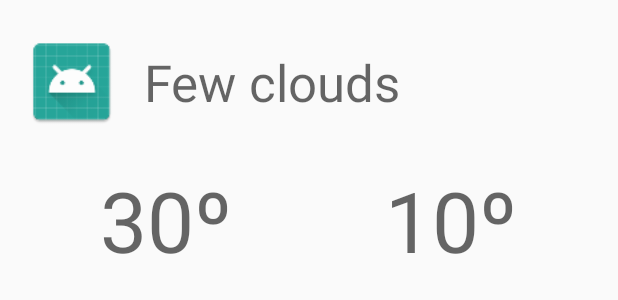
After one commit to lukikow/Forecast, an Android app: the layout activity_detail.xml on its own in the app's theme, with its tools: preview values and no code run, on a phone screen of 412 x 824 dp. The commit adds this screen. Shown: the top 300 px of the screen. Run offline under Robolectric (Android 15) with nearby library versions, the phone set to English and light mode, and no system bars.

Commit message:
new activity with detail day

```diff
--- a/app/src/main/java/im/kowalczyk/forecastweather/data/db/DbDataMapper.kt
+++ b/app/src/main/java/im/kowalczyk/forecastweather/data/db/DbDataMapper.kt
@@ -24,6 +24,6 @@ class DbDataMapper {
     }
 
     fun convertDayToDomain(dayForecast: DayForecast) = with(dayForecast) {
-        Forecast(date, description, high, low, iconUrl)
+        Forecast(_id, date, description, high, low, iconUrl)
     }
 }
--- a/app/src/main/java/im/kowalczyk/forecastweather/data/server/ForecastServer.kt
+++ b/app/src/main/java/im/kowalczyk/forecastweather/data/server/ForecastServer.kt
@@ -16,4 +16,6 @@ class ForecastServer(val dataMapper: ServerDataMapper =  ServerDataMapper(),
         forecastDb.saveForecast(converted)
         return forecastDb.requestForecastByZipCode(zipCode, date)
     }
+
+    override fun requestDayForecast(id: Long) = throw UnsupportedOperationException()
 }
--- a/app/src/main/java/im/kowalczyk/forecastweather/data/server/ServerDataMapper.kt
+++ b/app/src/main/java/im/kowalczyk/forecastweather/data/server/ServerDataMapper.kt
@@ -25,7 +25,7 @@ class ServerDataMapper {
     }
 
     private fun convertForecastItemToDomain(forecast: Forecast) = with(forecast) {
-        ModelForecast(dt, weather[0].description, temp.max.toInt(), temp.min.toInt(), generateIconUrl(weather[0].icon))
+        ModelForecast(-1, dt, weather[0].description, temp.max.toInt(), temp.min.toInt(), generateIconUrl(weather[0].icon))
     }
 
     private fun  generateIconUrl(icon: String): String = "http://openweathermap.org/img/w/$icon.png"
--- a/app/src/main/java/im/kowalczyk/forecastweather/domain/ForecastDataSource.kt
+++ b/app/src/main/java/im/kowalczyk/forecastweather/domain/ForecastDataSource.kt
@@ -6,4 +6,6 @@ package im.kowalczyk.forecastweather.domain
 
 interface ForecastDataSource{
     fun requestForecastByZipCode(zipCode: Long, date: Long): ForecastList?
+
+    fun requestDayForecast(id: Long): Forecast?
 }
--- a/app/src/main/java/im/kowalczyk/forecastweather/domain/Model.kt
+++ b/app/src/main/java/im/kowalczyk/forecastweather/domain/Model.kt
@@ -9,4 +9,4 @@ data class ForecastList(val id: Long, val city: String, val country: String, val
     fun size(): Int = dailyForecast.size
 }
 
-data class Forecast(val date: Long, val description: String, val high: Int, val low: Int, val iconUrl: String)
+data class Forecast(val id: Long, val date: Long, val description: String, val high: Int, val low: Int, val iconUrl: String)
--- a/app/src/main/java/im/kowalczyk/forecastweather/domain/commands/RequestForecastCommand.kt
+++ b/app/src/main/java/im/kowalczyk/forecastweather/domain/commands/RequestForecastCommand.kt
@@ -13,8 +13,5 @@ class RequestForecastCommand(val zipCode: Long, val forecastProvider: ForecastPr
     companion object {
         val DAYS = 7
     }
-    override fun execute(): ForecastList {
-        return forecastProvider.requestByZipCode(zipCode, DAYS)
-    }
-
+    override fun execute() = forecastProvider.requestByZipCode(zipCode, DAYS)
 }
--- a/app/src/main/java/im/kowalczyk/forecastweather/extension/DatabaseExtension.kt
+++ b/app/src/main/java/im/kowalczyk/forecastweather/extension/DatabaseExtension.kt
@@ -22,3 +22,5 @@ fun <T : Any> SelectQueryBuilder.parseOpt(parser : (Map<String, Any?>) -> T): T?
 fun SQLiteDatabase.clear(tablename: String) {
     execSQL("delete from $tablename")
 }
+
+fun SelectQueryBuilder.byId(id: Long) = whereSimple("_id = ?", id.toString())
--- /dev/null
+++ b/app/src/main/res/layout/activity_detail.xml
@@ -0,0 +1,63 @@
+<?xml version="1.0" encoding="utf-8"?>
+<LinearLayout
+    xmlns:android="http://schemas.android.com/apk/res/android"
+    xmlns:tools="http://schemas.android.com/tools"
+    android:layout_width="match_parent"
+    android:layout_height="match_parent"
+    android:orientation="vertical"
+    android:paddingBottom="@dimen/activity_vertical_margin"
+    android:paddingLeft="@dimen/activity_horizontal_margin"
+    android:paddingRight="@dimen/activity_horizontal_margin"
+    android:paddingTop="@dimen/activity_vertical_margin">
+
+    <LinearLayout
+        android:layout_width="match_parent"
+        android:layout_height="wrap_content"
+        android:gravity="center_vertical"
+        android:orientation="horizontal"
+        tools:ignore="UseCompoundDrawables">
+
+        <ImageView
+            android:id="@+id/icon"
+            android:layout_width="64dp"
+            android:layout_height="64dp"
+            tools:ignore="ContentDescription"
+            tools:src="@mipmap/ic_launcher"/>
+
+        <TextView
+            android:id="@+id/weatherDescription"
+            android:layout_width="wrap_content"
+            android:layout_height="wrap_content"
+            android:layout_margin="@dimen/spacing_xlarge"
+            android:textAppearance="@style/TextAppearance.AppCompat.Display1"
+            tools:text="Few clouds"/>
+
+    </LinearLayout>
+
+    <LinearLayout
+        android:layout_width="match_parent"
+        android:layout_height="wrap_content">
+
+        <TextView
+            android:id="@+id/maxTemperature"
+            android:layout_width="0dp"
+            android:layout_height="wrap_content"
+            android:layout_margin="@dimen/spacing_xlarge"
+            android:layout_weight="1"
+            android:gravity="center_horizontal"
+            android:textAppearance="@style/TextAppearance.AppCompat.Display3"
+            tools:text="30º"/>
+
+        <TextView
+            android:id="@+id/minTemperature"
+            android:layout_width="0dp"
+            android:layout_height="wrap_content"
+            android:layout_margin="@dimen/spacing_xlarge"
+            android:layout_weight="1"
+            android:gravity="center_horizontal"
+            android:textAppearance="@style/TextAppearance.AppCompat.Display3"
+            tools:text="10º"/>
+
+    </LinearLayout>
+
+</LinearLayout>
--- a/app/src/main/res/values/dimens.xml
+++ b/app/src/main/res/values/dimens.xml
@@ -1,4 +1,6 @@
 <?xml version="1.0" encoding="utf-8"?>
 <resources>
     <dimen name="spacing_xlarge">16dp</dimen>
+    <dimen name="activity_horizontal_margin">16dp</dimen>
+    <dimen name="activity_vertical_margin">16dp</dimen>
 </resources>
```
Also changed, not shown: app/src/main/AndroidManifest.xml (+7 -0 lines), app/src/main/java/im/kowalczyk/forecastweather/data/db/ForecastDb.kt (+10 -6 lines), app/src/main/java/im/kowalczyk/forecastweather/domain/ForecastProvider.kt (+11 -7 lines), app/src/main/java/im/kowalczyk/forecastweather/domain/commands/RequestDayForecastCommand.kt (added, +17 -0 lines), app/src/main/java/im/kowalczyk/forecastweather/extension/ContextExtensions.kt (added, +9 -0 lines), app/src/main/java/im/kowalczyk/forecastweather/extension/ExtensionUtils.kt (added, +12 -0 lines), app/src/main/java/im/kowalczyk/forecastweather/extension/ViewExtensions.kt (+6 -4 lines), app/src/main/java/im/kowalczyk/forecastweather/ui/activities/DetailActivity.kt (added, +55 -0 lines), app/src/main/java/im/kowalczyk/forecastweather/ui/activities/MainActivity.kt (+7 -6 lines), app/src/main/java/im/kowalczyk/forecastweather/ui/adapters/ForecastListAdapter.kt (+1 -6 lines).
